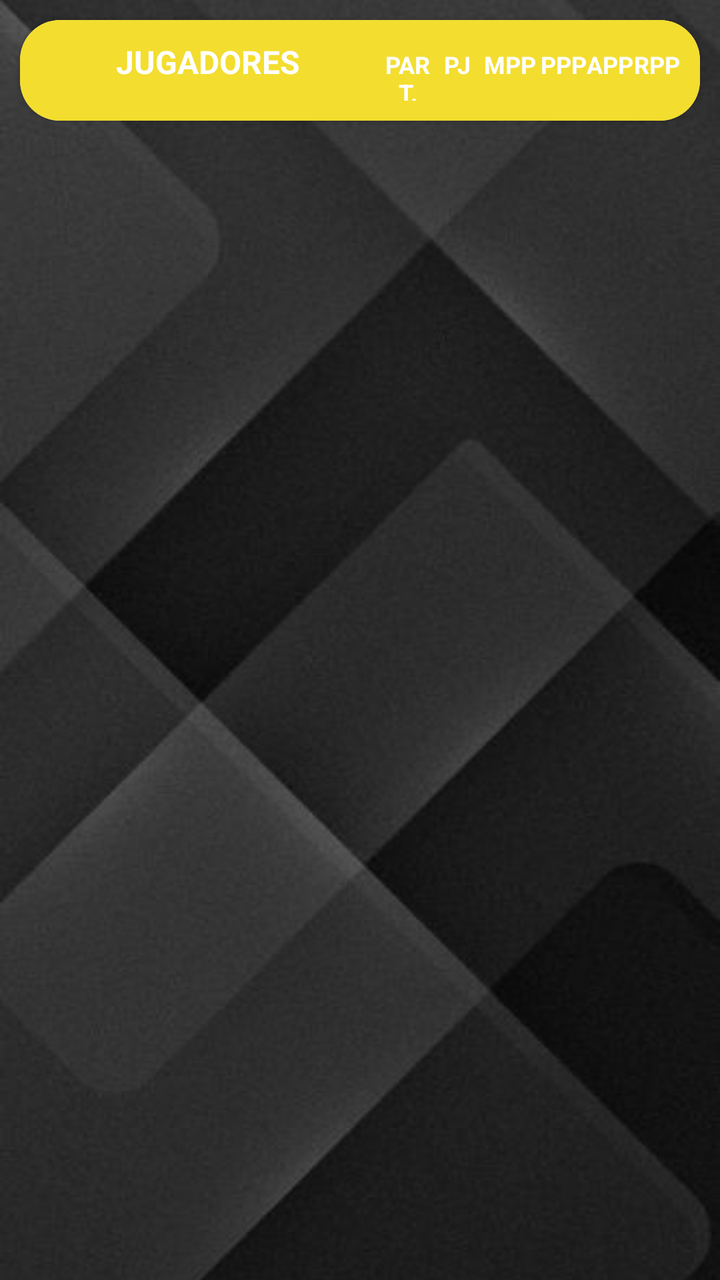
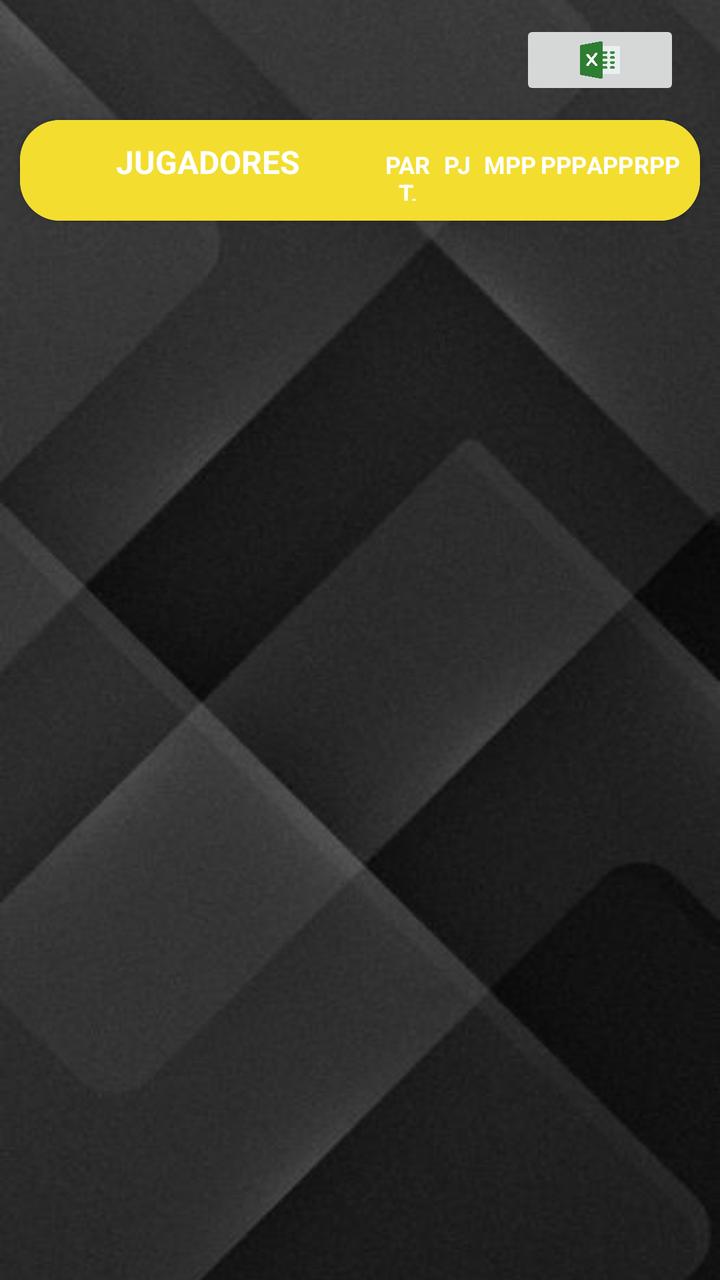

Two renders of the same Android screen: before a commit and after it. Below are the layout's source before the change and the commit's diff.
<!-- AndroidManifest.xml: application theme Theme.UBB_estadistica -->
<!-- res/layout/fragment_jugadores_equipo_invitado.xml -->
<?xml version="1.0" encoding="utf-8"?>
<FrameLayout xmlns:android="http://schemas.android.com/apk/res/android"
    xmlns:app="http://schemas.android.com/apk/res-auto"
    xmlns:tools="http://schemas.android.com/tools"
    android:layout_width="match_parent"
    android:layout_height="match_parent"
    tools:context=".invitado.JugadoresEquipoInvitadoFragment">

    
    <ImageView
        android:id="@+id/imageView17"
        android:layout_width="match_parent"
        android:layout_height="match_parent"
        android:scaleType="centerCrop"
        android:src="@drawable/fondo_pantalla3" />

    <ScrollView
        android:layout_width="match_parent"
        android:layout_height="match_parent"
        android:layout_marginBottom="10dp">

        <androidx.constraintlayout.widget.ConstraintLayout
            android:layout_width="match_parent"
            android:layout_height="match_parent">

            <androidx.cardview.widget.CardView
                android:layout_width="match_parent"
                android:layout_height="match_parent"
                android:layout_marginStart="10dp"
                android:layout_marginTop="10dp"
                android:layout_marginEnd="10dp"
                android:layout_marginBottom="10dp"
                app:cardCornerRadius="20dp"
                app:layout_constraintBottom_toBottomOf="parent"
                app:layout_constraintEnd_toEndOf="parent"
                app:layout_constraintStart_toStartOf="parent"
                app:layout_constraintTop_toTopOf="parent">

                <TableLayout
                    android:id="@+id/TLJugadoresInvitado"
                    android:layout_width="match_parent"
                    android:layout_height="match_parent">

                    <TableRow
                        android:layout_width="match_parent"
                        android:layout_height="match_parent"
                        android:background="@color/yellow_logo"
                        android:padding="10dp">

                        <TextView
                            android:id="@+id/textView86"
                            android:layout_width="0dp"
                            android:layout_height="wrap_content"
                            android:layout_weight="1" />

                        <TextView
                            android:id="@+id/textView81"
                            android:layout_width="0dp"
                            android:layout_height="wrap_content"
                            android:layout_marginStart="5dp"
                            android:layout_weight="4"
                            android:text="JUGADORES"
                            android:textColor="@color/white"
                            android:textSize="16sp"
                            android:textStyle="bold" />

                        <TextView
                            android:id="@+id/textView82"
                            android:layout_width="0dp"
                            android:layout_height="wrap_content"
                            android:layout_weight="0.8"
                            android:text="PART."
                            android:textAlignment="center"
                            android:textColor="@color/white"
                            android:textSize="12sp"
                            android:textStyle="bold" />

                        <TextView
                            android:id="@+id/textView83"
                            android:layout_width="0dp"
                            android:layout_height="wrap_content"
                            android:layout_weight="0.7"
                            android:text="PJ"
                            android:textAlignment="center"
                            android:textColor="@color/white"
                            android:textSize="12sp"
                            android:textStyle="bold" />

                        <TextView
                            android:id="@+id/textView84"
                            android:layout_width="0dp"
                            android:layout_height="wrap_content"
                            android:layout_weight="0.9"
                            android:text="MPP"
                            android:textAlignment="center"
                            android:textColor="@color/white"
                            android:textSize="12sp"
                            android:textStyle="bold" />

                        <TextView
                            android:id="@+id/textView85"
                            android:layout_width="0dp"
                            android:layout_height="wrap_content"
                            android:layout_weight="0.7"
                            android:text="PPP"
                            android:textAlignment="center"
                            android:textColor="@color/white"
                            android:textSize="12sp"
                            android:textStyle="bold" />

                        <TextView
                            android:id="@+id/textView87"
                            android:layout_width="0dp"
                            android:layout_height="wrap_content"
                            android:layout_weight="0.7"
                            android:text="APP"
                            android:textAlignment="center"
                            android:textColor="@color/white"
                            android:textSize="12sp"
                            android:textStyle="bold"/>

                        <TextView
                            android:id="@+id/textView88"
                            android:layout_width="0dp"
                            android:layout_height="wrap_content"
                            android:layout_weight="0.7"
                            android:text="RPP"
                            android:textAlignment="center"
                            android:textColor="@color/white"
                            android:textSize="12sp"
                            android:textStyle="bold"/>
                    </TableRow>

                </TableLayout>
            </androidx.cardview.widget.CardView>
        </androidx.constraintlayout.widget.ConstraintLayout>
    </ScrollView>

</FrameLayout>
<!-- resources referenced by this layout -->
<resources>
  <color name="white">#FFFFFFFF</color>
  <color name="yellow_logo">#F3DD2F</color>
  <!-- drawable fondo_pantalla3: jpg bitmap (drawable, 18674 bytes) -->
  <style name="Theme.UBB_estadistica" parent="Theme.MaterialComponents.DayNight.DarkActionBar">
          
          <item name="colorPrimary">@color/yellow_logo_500</item>
          <item name="colorPrimaryDark">@color/yellow_logo_700</item>
          <item name="colorAccent">@color/yellow_logo</item>
  
          <item name="colorPrimaryVariant">@color/yellow_logo_700</item>
          <item name="colorOnPrimary">@color/white</item>
          
          <item name="colorSecondary">@color/teal_200</item>
          <item name="colorSecondaryVariant">@color/teal_700</item>
          <item name="colorOnSecondary">@color/black</item>
          
          <item name="android:statusBarColor">@color/yellow_logo_700</item>
          
      </style>
  <color name="yellow_logo_500">#FFEB3B</color>
  <color name="yellow_logo_700">#FBC02D</color>
  <color name="teal_200">#FF03DAC5</color>
  <color name="teal_700">#FF018786</color>
  <color name="black">#FF000000</color>
</resources>

<!-- the commit's change to res/layout/fragment_jugadores_equipo_invitado.xml (unified diff, before → after) -->
@@ -6,7 +6,6 @@
     android:layout_height="match_parent"
     tools:context=".invitado.JugadoresEquipoInvitadoFragment">
 
-    
     <ImageView
         android:id="@+id/imageView17"
         android:layout_width="match_parent"
@@ -23,6 +22,17 @@
             android:layout_width="match_parent"
             android:layout_height="match_parent">
 
+            <ImageButton
+                android:id="@+id/btnExcelPlantilla"
+                android:layout_width="80dp"
+                android:layout_height="40dp"
+                android:layout_marginTop="10dp"
+                android:layout_marginEnd="20dp"
+                android:scaleType="centerInside"
+                android:src="@drawable/excel"
+                app:layout_constraintEnd_toEndOf="parent"
+                app:layout_constraintTop_toTopOf="parent" />
+
             <androidx.cardview.widget.CardView
                 android:layout_width="match_parent"
                 android:layout_height="match_parent"
@@ -34,7 +44,7 @@
                 app:layout_constraintBottom_toBottomOf="parent"
                 app:layout_constraintEnd_toEndOf="parent"
                 app:layout_constraintStart_toStartOf="parent"
-                app:layout_constraintTop_toTopOf="parent">
+                app:layout_constraintTop_toBottomOf="@+id/btnExcelPlantilla">
 
                 <TableLayout
                     android:id="@+id/TLJugadoresInvitado"
@@ -117,7 +127,7 @@
                             android:textAlignment="center"
                             android:textColor="@color/white"
                             android:textSize="12sp"
-                            android:textStyle="bold"/>
+                            android:textStyle="bold" />
 
                         <TextView
                             android:id="@+id/textView88"
@@ -128,7 +138,7 @@
                             android:textAlignment="center"
                             android:textColor="@color/white"
                             android:textSize="12sp"
-                            android:textStyle="bold"/>
+                            android:textStyle="bold" />
                     </TableRow>
 
                 </TableLayout>
@@ -136,4 +146,11 @@
         </androidx.constraintlayout.widget.ConstraintLayout>
     </ScrollView>
 
+    <com.franciscolinares.ubb.utils.LoadingOverlayView
+        android:id="@+id/loadingOverlay"
+        android:layout_width="match_parent"
+        android:layout_height="match_parent"
+        android:elevation="10dp"
+        android:visibility="gone" />
+
 </FrameLayout>
<!-- resource entries referenced after the edit -->
@@ -2,6 +2,7 @@
 <resources>
   <color name="white">#FFFFFFFF</color>
   <color name="yellow_logo">#F3DD2F</color>
+  <!-- drawable excel: png bitmap (drawable, 13751 bytes) -->
   <!-- drawable fondo_pantalla3: jpg bitmap (drawable, 18674 bytes) -->
   <style name="Theme.UBB_estadistica" parent="Theme.MaterialComponents.DayNight.DarkActionBar">
           
